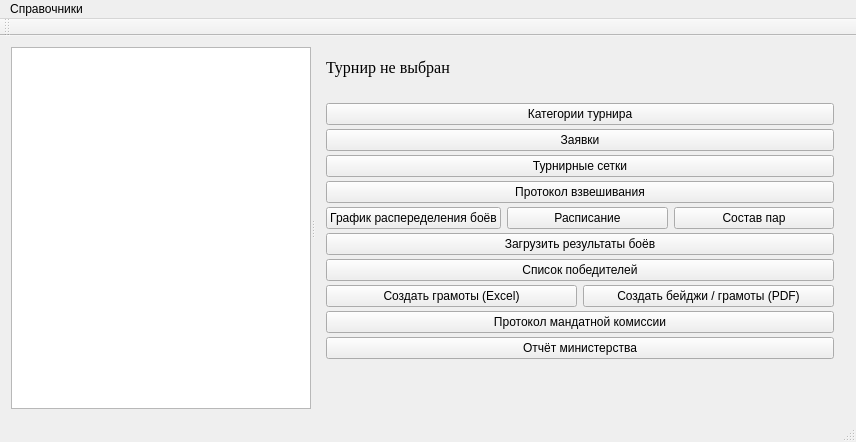
This is TournamentManager/mainwindow.ui in BarsukAlexey/xelarogi as Qt 5 draws it before an edit. The edited form follows.
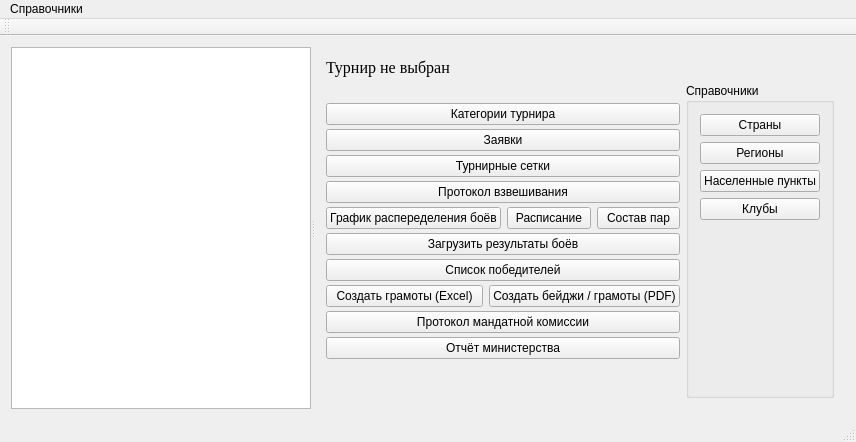
This is the edited form. The open tabs and pages were chosen to show the change.

Diff of the .ui file:
```diff
--- a/TournamentManager/mainwindow.ui
+++ b/TournamentManager/mainwindow.ui
@@ -274,6 +274,56 @@
            </item>
           </layout>
          </item>
+         <item row="1" column="1">
+          <widget class="QGroupBox" name="groupBox">
+           <property name="title">
+            <string>Справочники</string>
+           </property>
+           <layout class="QVBoxLayout" name="verticalLayout_2">
+            <item>
+             <widget class="QPushButton" name="pushButtonCountries">
+              <property name="text">
+               <string>Страны</string>
+              </property>
+             </widget>
+            </item>
+            <item>
+             <widget class="QPushButton" name="pushButtonRegions">
+              <property name="text">
+               <string>Регионы</string>
+              </property>
+             </widget>
+            </item>
+            <item>
+             <widget class="QPushButton" name="pushButtonCities">
+              <property name="text">
+               <string>Населенные пункты</string>
+              </property>
+             </widget>
+            </item>
+            <item>
+             <widget class="QPushButton" name="pushButtonClubs">
+              <property name="text">
+               <string>Клубы</string>
+              </property>
+             </widget>
+            </item>
+            <item>
+             <spacer name="verticalSpacer_4">
+              <property name="orientation">
+               <enum>Qt::Vertical</enum>
+              </property>
+              <property name="sizeHint" stdset="0">
+               <size>
+                <width>20</width>
+                <height>40</height>
+               </size>
+              </property>
+             </spacer>
+            </item>
+           </layout>
+          </widget>
+         </item>
         </layout>
        </widget>
       </widget>
```
Left out of the diff: 23 changed lines with no effect on the pictures.
